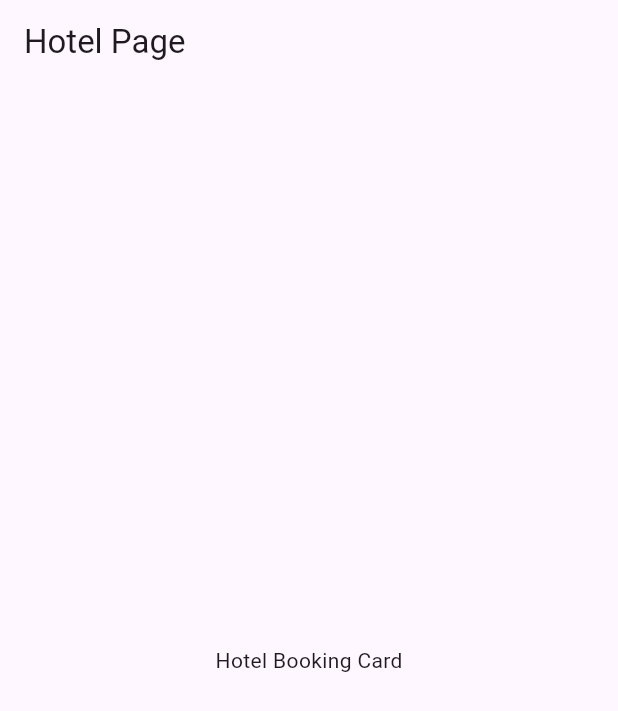
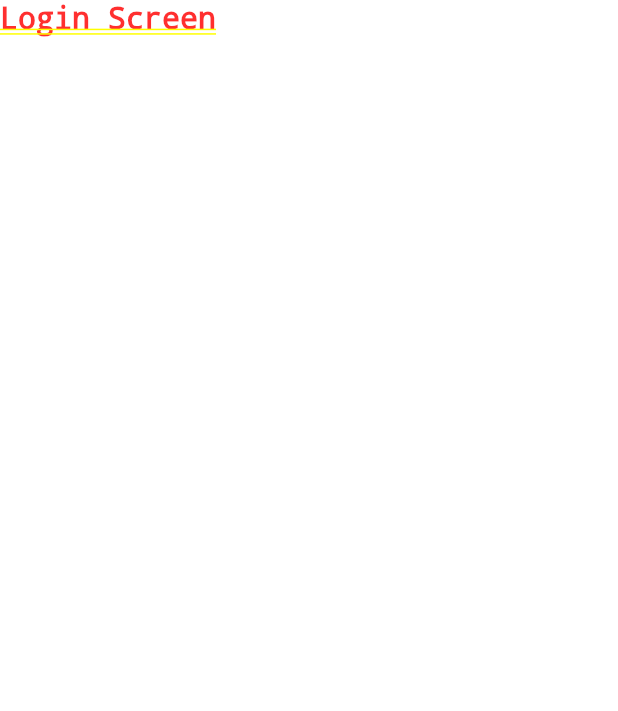
Before and after one commit to Edward-Kabue/hotel_management, a Flutter app: the screen it shows after launch, on a phone screen of 412 x 824 dp. Shown: the top 711 px of the screen. Run offline on Flutter 3.47's test engine with Material 3 defaults, Android fonts, the phone set to English and light mode, and no system bars.

Commit message:
Add devtools_options.yaml and LoginScreen

```diff
--- /dev/null
+++ b/devtools_options.yaml
@@ -0,0 +1 @@
+extensions:
--- /dev/null
+++ b/lib/features/authentication/screens/login_screen.dart
@@ -0,0 +1,15 @@
+import 'package:flutter/material.dart';
+
+class LoginScreen extends StatefulWidget {
+  const LoginScreen({super.key});
+
+  @override
+  State<LoginScreen> createState() => _LoginState();
+}
+
+class _LoginState extends State<LoginScreen> {
+  @override
+  Widget build(BuildContext context) {
+    return const Text('Login Screen', style: TextStyle(fontSize: 20));
+  }
+}
--- a/lib/main.dart
+++ b/lib/main.dart
@@ -1,4 +1,5 @@
 import 'package:flutter/material.dart';
+import 'package:hotel/features/authentication/screens/login_screen.dart';
 
 void main() => runApp(const Hotel());
 
@@ -9,7 +10,11 @@ class Hotel extends StatelessWidget {
     return MaterialApp(
       title: 'Hotel Card',
       theme: ThemeData(primarySwatch: Colors.blue),
-      home: const MyHomePage(title: 'Hotel Page'),
+      home: const LoginScreen(), // Set LoginScreen as the home page
+      routes: {
+        '/home': (context) => const MyHomePage(title: 'Hotel Page'),
+        '/login': (context) => const LoginScreen(),
+      },
     );
   }
 }
```
